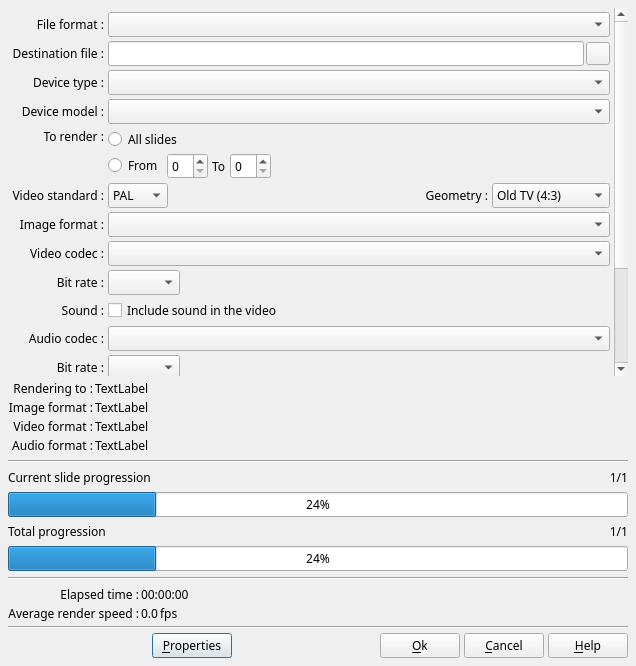
Old version of the form src/ffDiaporama/DlgRenderVideo/DlgRenderVideo.ui in the repository boenki/ffdiaporama.
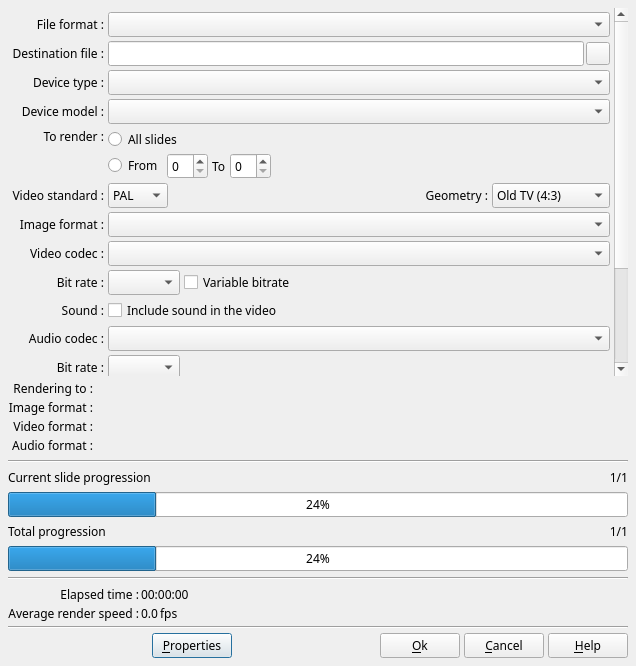
New version of the form. Icons and pictures are not drawn.

Commit message: Bug fixes:     -Fixes not read of volumes and deinterleaving option of videos in project files [regression 20131221]     -No longer generates map 2 times when closing automatic edit slide dialog     -Generate map again if the model is changed when using amap from an automatic slide     -No longer regenerates the map when converting an automatic slide to a standard slide     -Adds a timeout of 30 seconds to not get stuck for 10 minutes when network access is not possible at application start     -Fixes an infinite loop which sometimes happens during video reading

Patch:
```diff
--- a/src/ffDiaporama/DlgRenderVideo/DlgRenderVideo.ui
+++ b/src/ffDiaporama/DlgRenderVideo/DlgRenderVideo.ui
@@ -93,7 +93,7 @@
        <item row="12" column="1">
         <layout class="QHBoxLayout" name="horizontalLayout_8">
          <property name="spacing">
-          <number>2</number>
+          <number>4</number>
          </property>
          <item>
           <widget class="QComboBox" name="VideoBitRateCB">
@@ -106,6 +106,25 @@
            <property name="toolTip">
             <string>Select the video compression ratio from the displayed list.</string>
            </property>
+           <property name="sizeAdjustPolicy">
+            <enum>QComboBox::AdjustToContents</enum>
+           </property>
+          </widget>
+         </item>
+         <item>
+          <widget class="QCheckBox" name="VBRCB">
+           <property name="toolTip">
+            <string>If this box is checked, the bitrate is variable (between -50% to +125%)
+
+Notes:
+- If the project contains mostly pictures, this option can significantly reduce the size of the video file (up to 80%)
+- By cons, if the project contains mostly videos this option will increase the size of the video file
+
+By default, this box is checked if duration of videos are less than half of the total duration</string>
+           </property>
+           <property name="text">
+            <string>Variable bitrate</string>
+           </property>
           </widget>
          </item>
          <item>
@@ -749,7 +768,7 @@
            </sizepolicy>
           </property>
           <property name="text">
-           <string notr="true">TextLabel</string>
+           <string notr="true"/>
           </property>
           <property name="alignment">
            <set>Qt::AlignLeading|Qt::AlignLeft|Qt::AlignTop</set>
@@ -768,7 +787,7 @@
            </sizepolicy>
           </property>
           <property name="text">
-           <string notr="true">TextLabel</string>
+           <string notr="true"/>
           </property>
           <property name="alignment">
            <set>Qt::AlignLeading|Qt::AlignLeft|Qt::AlignTop</set>
@@ -787,7 +806,7 @@
            </sizepolicy>
           </property>
           <property name="text">
-           <string notr="true">TextLabel</string>
+           <string notr="true"/>
           </property>
           <property name="alignment">
            <set>Qt::AlignLeading|Qt::AlignLeft|Qt::AlignTop</set>
@@ -806,7 +825,7 @@
            </sizepolicy>
           </property>
           <property name="text">
-           <string notr="true">TextLabel</string>
+           <string notr="true"/>
           </property>
           <property name="alignment">
            <set>Qt::AlignLeading|Qt::AlignLeft|Qt::AlignTop</set>
```
Left out of the diff: 42 changed lines with no effect on the pictures. The commit also changes 69 other files.
